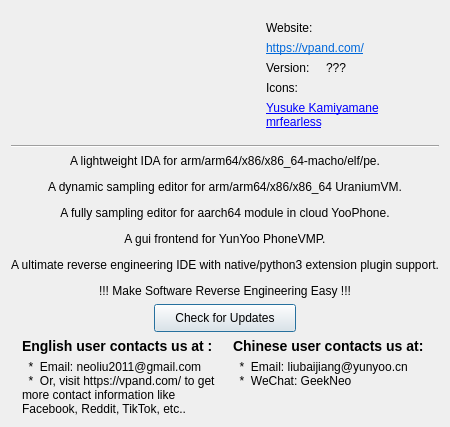
The window that vmpstudio/AboutDialog.ui (vpand/X64Dbg) describes before a commit, drawn with Qt 5.
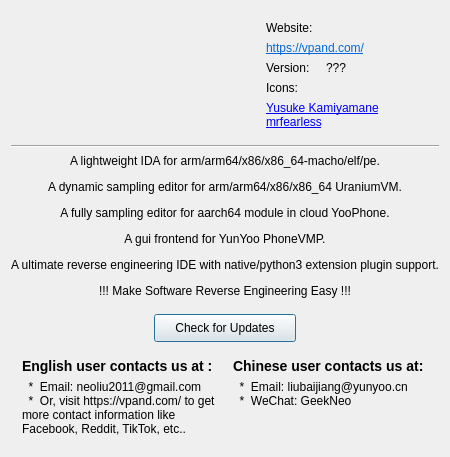
The same window after the commit. Icons and pictures are not drawn.

The edit to the form file:
```diff
--- a/vmpstudio/AboutDialog.ui
+++ b/vmpstudio/AboutDialog.ui
@@ -6,8 +6,8 @@
    <rect>
     <x>0</x>
     <y>0</y>
-    <width>417</width>
-    <height>406</height>
+    <width>414</width>
+    <height>457</height>
    </rect>
   </property>
   <property name="windowTitle">
@@ -19,7 +19,7 @@
   </property>
   <layout class="QGridLayout" name="gridLayout">
    <item row="0" column="0">
-    <layout class="QVBoxLayout" name="verticalLayout_4">
+    <layout class="QVBoxLayout" name="verticalLayout_4" stretch="1,1,1,1,0,0,0,0,0">
      <item>
       <layout class="QHBoxLayout" name="horizontalLayout_4">
        <item>
@@ -341,6 +341,19 @@
        </property>
       </spacer>
      </item>
+     <item>
+      <spacer name="verticalSpacer_6">
+       <property name="orientation">
+        <enum>Qt::Vertical</enum>
+       </property>
+       <property name="sizeHint" stdset="0">
+        <size>
+         <width>20</width>
+         <height>40</height>
+        </size>
+       </property>
+      </spacer>
+     </item>
      <item>
       <layout class="QHBoxLayout" name="horizontalLayout_2">
        <item>
@@ -564,6 +577,19 @@
        </item>
       </layout>
      </item>
+     <item>
+      <spacer name="verticalSpacer_5">
+       <property name="orientation">
+        <enum>Qt::Vertical</enum>
+       </property>
+       <property name="sizeHint" stdset="0">
+        <size>
+         <width>20</width>
+         <height>40</height>
+        </size>
+       </property>
+      </spacer>
+     </item>
     </layout>
    </item>
   </layout>
```
